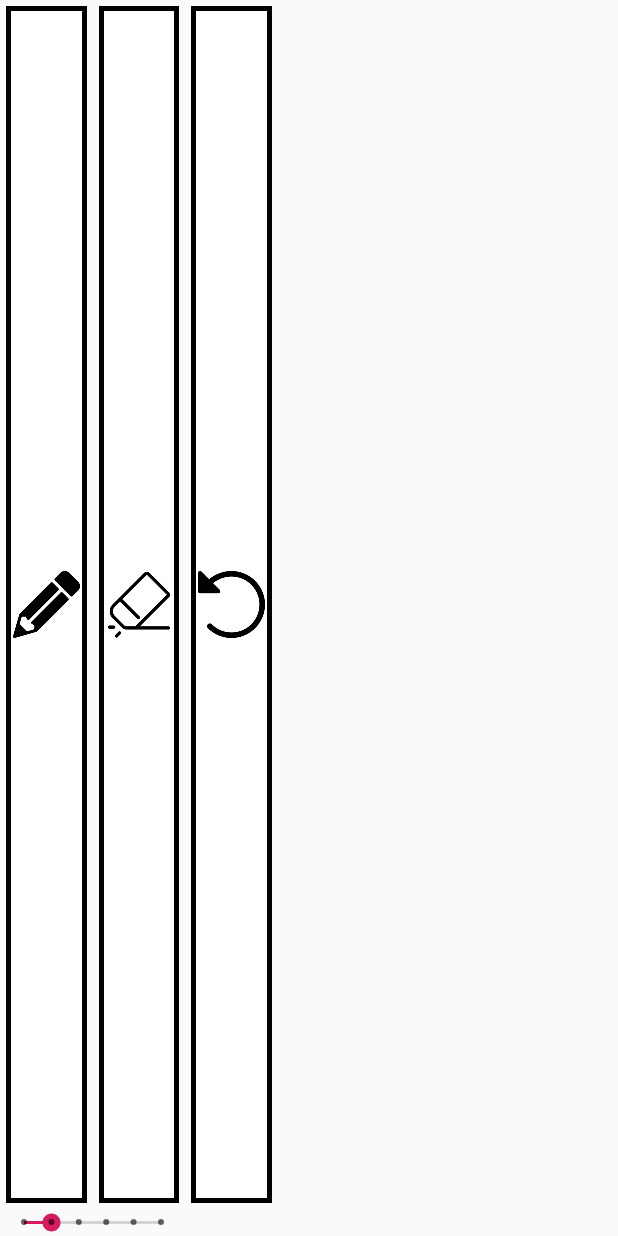
After one commit to PenWallet/Rol-de-chill, an Android app: the layout fragment_drawing_tools.xml on its own in the app's theme, with its tools: preview values and no code run, on a phone screen of 412 x 824 dp. The commit adds this screen. Run offline under Robolectric (Android 15) with nearby library versions, the phone set to English and light mode, and no system bars.

Commit message:
Viento en popeye

```diff
--- a/app/src/main/java/com/penwallet/roldechill/CreateCharacterDialogFragment.java
+++ b/app/src/main/java/com/penwallet/roldechill/CreateCharacterDialogFragment.java
@@ -42,6 +42,7 @@ public class CreateCharacterDialogFragment extends DialogFragment {
         this.view = view;
         this.viewModel = new ViewModelProvider(requireActivity()).get(MainViewModel.class);
 
+        //Listener para cambiar la vida a la vez que se cambia la vida máxima
         ((EditText)view.findViewById(R.id.createVidaMaxima)).addTextChangedListener(new TextWatcher() {
             @Override
             public void beforeTextChanged(CharSequence s, int start, int count, int after) {
--- a/app/src/main/java/com/penwallet/roldechill/ListFragment.java
+++ b/app/src/main/java/com/penwallet/roldechill/ListFragment.java
@@ -2,6 +2,7 @@ package com.penwallet.roldechill;
 
 
 import android.content.DialogInterface;
+import android.content.pm.ActivityInfo;
 import android.os.Bundle;
 
 import androidx.annotation.Nullable;
@@ -18,6 +19,7 @@ import android.view.View;
 import android.view.ViewGroup;
 import android.widget.ImageView;
 import android.widget.ListView;
+import android.widget.Toast;
 
 import com.penwallet.roldechill.Entities.Creature;
 import com.penwallet.roldechill.Utilities.Utils;
--- /dev/null
+++ b/app/src/main/res/layout/fragment_drawing_tools.xml
@@ -0,0 +1,91 @@
+<?xml version="1.0" encoding="utf-8"?>
+<androidx.constraintlayout.widget.ConstraintLayout xmlns:android="http://schemas.android.com/apk/res/android"
+    xmlns:app="http://schemas.android.com/apk/res-auto"
+    xmlns:tools="http://schemas.android.com/tools"
+    android:layout_width="match_parent"
+    android:layout_height="match_parent"
+    tools:context=".MainActivity">
+
+    <ImageView
+        android:id="@+id/btnPencil"
+        android:layout_width="0dp"
+        android:layout_height="0sp"
+        android:layout_margin="4dp"
+        android:layout_marginStart="8dp"
+        android:layout_marginEnd="8dp"
+        android:onClick="choosePencil"
+        android:clickable="true"
+        android:focusable="true"
+        android:src="@drawable/pencil"
+        android:background="@drawable/textview_border"
+        app:layout_constraintBottom_toTopOf="@id/sbStrokeWidth"
+        app:layout_constraintEnd_toEndOf="@id/guideline6"
+        app:layout_constraintStart_toStartOf="parent"
+        app:layout_constraintTop_toTopOf="parent"/>
+
+    <ImageView
+        android:id="@+id/btnEraser"
+        android:layout_width="0dp"
+        android:layout_height="0sp"
+        android:layout_margin="4dp"
+        android:layout_marginEnd="8dp"
+        android:background="@drawable/textview_border"
+        android:clickable="true"
+        android:focusable="true"
+        android:onClick="chooseEraser"
+        android:src="@drawable/eraser"
+        app:layout_constraintBottom_toTopOf="@id/sbStrokeWidth"
+        app:layout_constraintStart_toStartOf="@id/guideline6"
+        app:layout_constraintEnd_toEndOf="@id/guideline23"
+        app:layout_constraintTop_toTopOf="parent" />
+
+    <ImageView
+        android:id="@+id/btnUndo"
+        android:layout_width="0dp"
+        android:layout_height="0sp"
+        android:layout_margin="4dp"
+        android:layout_marginEnd="8dp"
+        android:background="@drawable/textview_border"
+        android:clickable="true"
+        android:focusable="true"
+        android:onClick="undoLastAction"
+        android:src="@drawable/undo"
+        app:layout_constraintBottom_toTopOf="@id/sbStrokeWidth"
+        app:layout_constraintStart_toStartOf="@id/guideline23"
+        app:layout_constraintEnd_toEndOf="@id/guideline26"
+        app:layout_constraintTop_toTopOf="parent" />
+
+    <androidx.constraintlayout.widget.Guideline
+        android:id="@+id/guideline6"
+        android:layout_width="wrap_content"
+        android:layout_height="wrap_content"
+        android:orientation="vertical"
+        app:layout_constraintGuide_percent="0.15" />
+
+    <androidx.constraintlayout.widget.Guideline
+        android:id="@+id/guideline23"
+        android:layout_width="wrap_content"
+        android:layout_height="wrap_content"
+        android:orientation="vertical"
+        app:layout_constraintGuide_percent="0.3" />
+
+    <SeekBar
+        android:id="@+id/sbStrokeWidth"
+        style="@style/Widget.AppCompat.SeekBar.Discrete"
+        android:layout_width="0dp"
+        android:layout_height="wrap_content"
+        android:max="5"
+        android:progress="1"
+        android:minHeight="15sp"
+        app:layout_constraintBottom_toBottomOf="parent"
+        app:layout_constraintEnd_toStartOf="@+id/guideline23"
+        app:layout_constraintStart_toStartOf="parent" />
+
+    <androidx.constraintlayout.widget.Guideline
+        android:id="@+id/guideline26"
+        android:layout_width="wrap_content"
+        android:layout_height="wrap_content"
+        android:orientation="vertical"
+        app:layout_constraintGuide_percent="0.45" />
+
+</androidx.constraintlayout.widget.ConstraintLayout>
```
Also changed, not shown: app/src/main/java/com/penwallet/roldechill/DrawingFragment.java (+48 -2 lines), app/src/main/java/com/penwallet/roldechill/DrawingToolsFragment.java (added, +63 -0 lines), app/src/main/java/com/penwallet/roldechill/MainActivity.java (+71 -1 lines), app/src/main/java/com/penwallet/roldechill/MainViewModel.java (+17 -4 lines), app/src/main/java/com/penwallet/roldechill/MyCanvas.java (added, +111 -0 lines), app/src/main/res/layout/activity_main.xml (+17 -5 lines), app/src/main/res/layout/fragment_drawing.xml (+5 -8 lines), app/src/main/res/drawable/eraser.png (added), app/src/main/res/drawable/pencil.png (added), app/src/main/res/drawable/undo.png (added).
